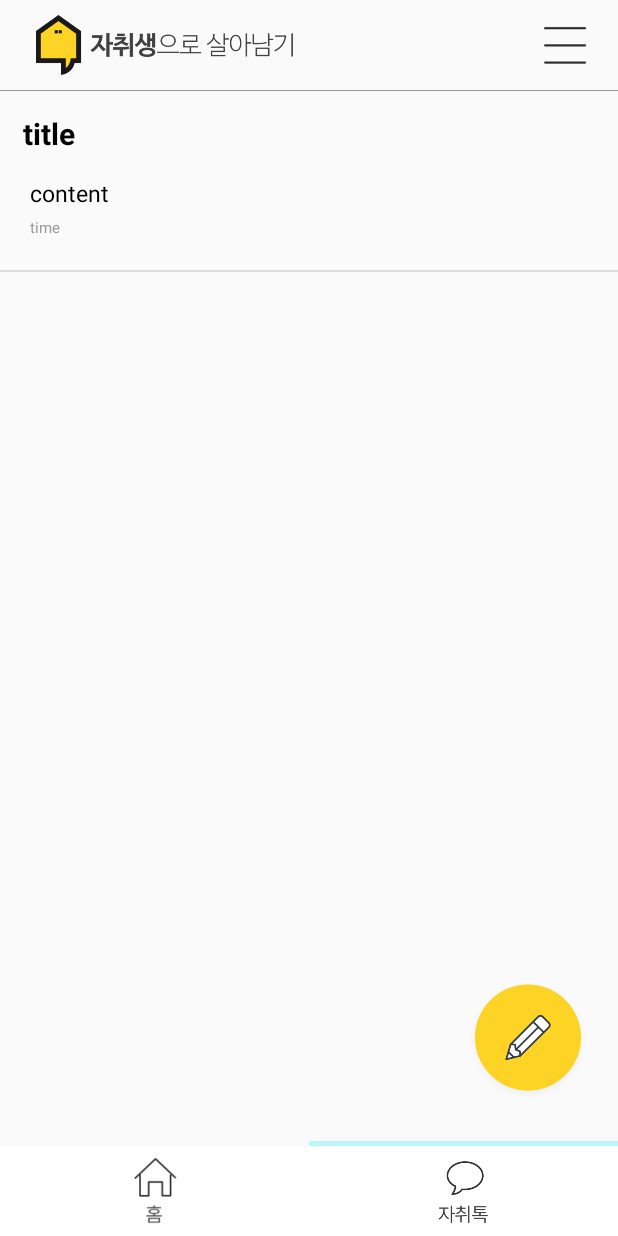
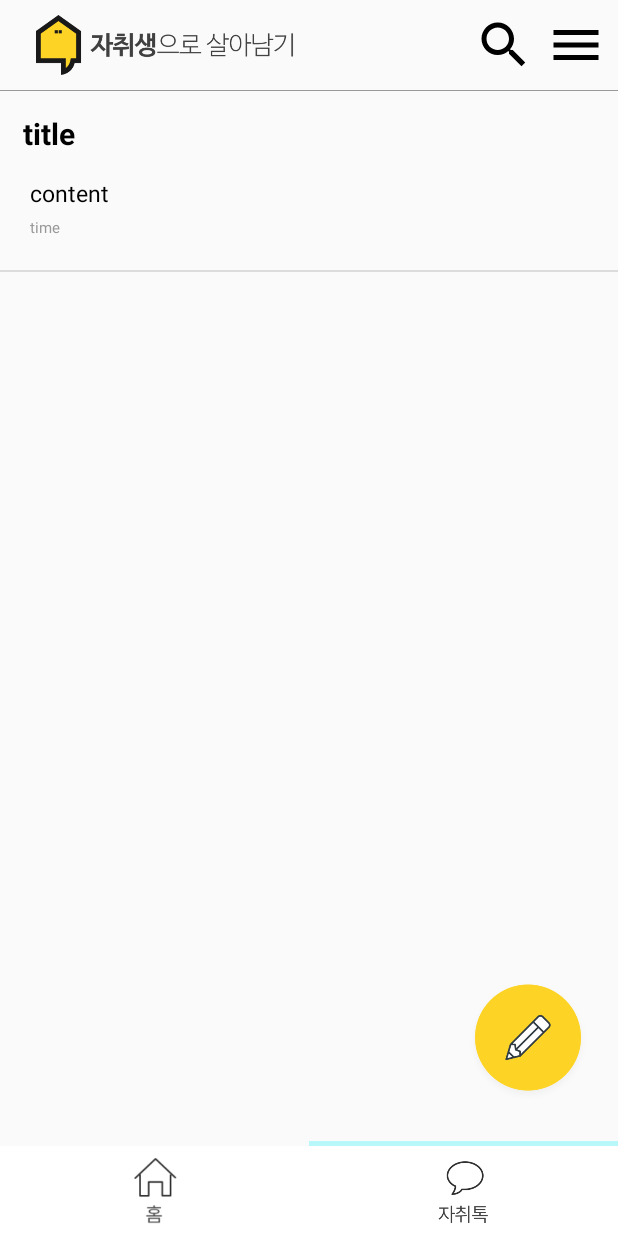
Before and after one commit to shin-hyun-soo/Meal_Time, an Android app: the screen it shows after launch once a user with an empty profile is signed in (MainActivity), after a tap on an icon or button, on a phone screen of 412 x 824 dp. Run offline under Robolectric (Android 15) with nearby library versions, the phone set to English and light mode, and no system bars; our stand-ins replace Firebase (no records; nobody signed in at launch, a user with empty details on screens opened directly), data binding.

Commit message:
아이콘 변경, 메인 화면 검색버튼 누르면 검색창 이동

```diff
--- a/app/src/main/java/com/example/meal_time/MainActivity.kt
+++ b/app/src/main/java/com/example/meal_time/MainActivity.kt
@@ -5,6 +5,7 @@
 import android.os.Bundle
 import androidx.databinding.DataBindingUtil
 import com.example.meal_time.auth.IntroActivity
+import com.example.meal_time.auth.LoginActivity
 import com.example.meal_time.databinding.ActivityMainBinding
 import com.google.firebase.auth.FirebaseAuth
 import com.google.firebase.auth.ktx.auth
@@ -23,8 +24,13 @@
         super.onCreate(savedInstanceState)
 
 
+
         binding = DataBindingUtil.setContentView(this, R.layout.activity_main)
 
+        binding.btnSearch.setOnClickListener {
+            val intent = Intent(this, SearchActivity::class.java)
+            startActivity(intent)
+        }
         //로그아웃 버튼 눌렀을때 이벤트 처리
         /*binding.logoutBtn.setOnClickListener {
             //로그아웃 기능
--- /dev/null
+++ b/app/src/main/res/drawable/ic_baseline_menu_24.xml
@@ -0,0 +1,5 @@
+<vector android:height="24dp" android:tint="#000000"
+    android:viewportHeight="24" android:viewportWidth="24"
+    android:width="24dp" xmlns:android="http://schemas.android.com/apk/res/android">
+    <path android:fillColor="@android:color/white" android:pathData="M3,18h18v-2L3,16v2zM3,13h18v-2L3,11v2zM3,6v2h18L21,6L3,6z"/>
+</vector>
--- /dev/null
+++ b/app/src/main/res/drawable/ic_baseline_search_50.xml
@@ -0,0 +1,5 @@
+<vector android:height="50dp" android:tint="#000000"
+    android:viewportHeight="24" android:viewportWidth="24"
+    android:width="50dp" xmlns:android="http://schemas.android.com/apk/res/android">
+    <path android:fillColor="@android:color/white" android:pathData="M15.5,14h-0.79l-0.28,-0.27C15.41,12.59 16,11.11 16,9.5 16,5.91 13.09,3 9.5,3S3,5.91 3,9.5 5.91,16 9.5,16c1.61,0 3.09,-0.59 4.23,-1.57l0.27,0.28v0.79l5,4.99L20.49,19l-4.99,-5zM9.5,14C7.01,14 5,11.99 5,9.5S7.01,5 9.5,5 14,7.01 14,9.5 11.99,14 9.5,14z"/>
+</vector>
--- a/app/src/main/res/layout/activity_main.xml
+++ b/app/src/main/res/layout/activity_main.xml
@@ -22,13 +22,24 @@
             app:layout_constraintTop_toTopOf="parent" />
 
         <ImageView
-            android:layout_width="30dp"
-            android:layout_height="30dp"
-            android:layout_marginTop="15dp"
-            android:layout_marginRight="20dp"
-            android:src="@drawable/main_menu"
+            android:id="@+id/btn_search"
+            android:layout_width="40dp"
+            android:layout_height="40dp"
+            android:layout_marginEnd="8dp"
+            app:layout_constraintBottom_toBottomOf="parent"
+            app:layout_constraintEnd_toStartOf="@+id/imageView6"
+            app:layout_constraintTop_toTopOf="parent"
+            app:srcCompat="@drawable/ic_baseline_search_50" />
+
+        <ImageView
+            android:id="@+id/imageView6"
+            android:layout_width="40dp"
+            android:layout_height="40dp"
+            android:layout_marginEnd="8dp"
+            app:layout_constraintBottom_toBottomOf="parent"
             app:layout_constraintEnd_toEndOf="parent"
-            app:layout_constraintTop_toTopOf="parent" />
+            app:layout_constraintTop_toTopOf="parent"
+            app:srcCompat="@drawable/ic_baseline_menu_24" />
 
 
     </androidx.constraintlayout.widget.ConstraintLayout>
```
Also changed, not shown: app/src/main/AndroidManifest.xml (+7 -0 lines), app/src/main/java/com/example/meal_time/SearchActivity.kt (added, +11 -0 lines), app/src/main/res/layout/activity_board_write.xml (+13 -14 lines), app/src/main/res/layout/activity_search.xml (added, +20 -0 lines).
